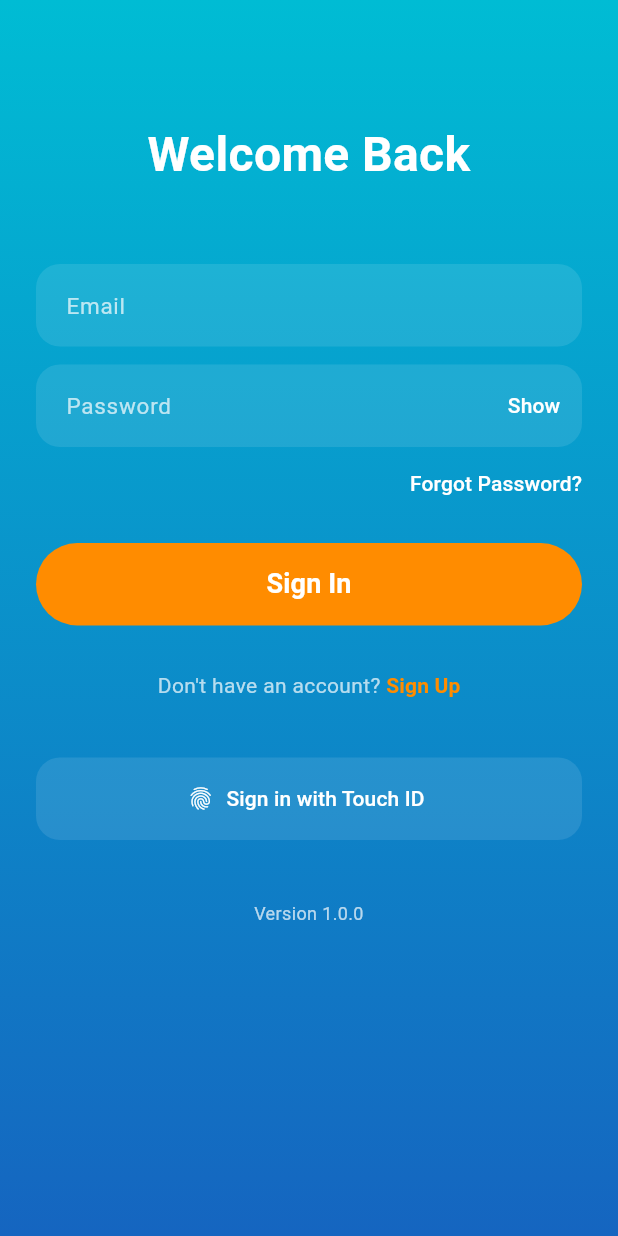
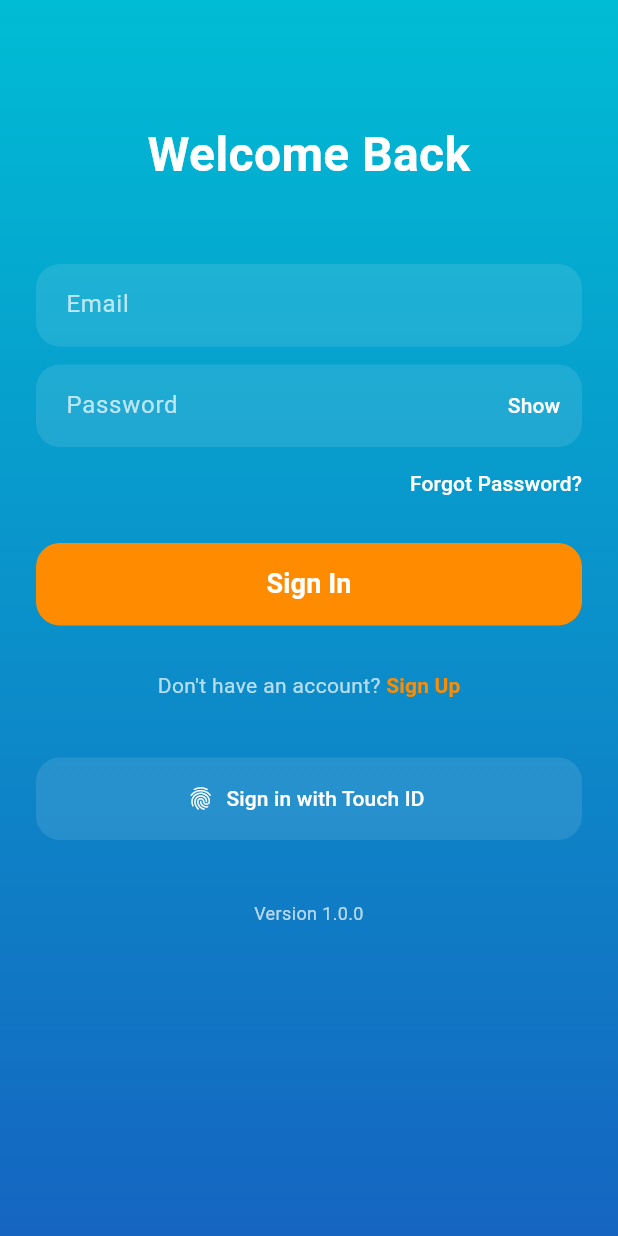
Before and after one commit to patabudlong/flutter_starter_mobile_app, a Flutter app: the screen it shows after launch, on a phone screen of 412 x 824 dp. Run offline on Flutter 3.47's test engine with Material 3 defaults, Android fonts, the phone set to English and light mode, and no system bars; our stand-ins replace flutter_dotenv.

Commit message:
fix(ui): revert to less rounded corners
- Change all borderRadius back to 16
- Keep consistent corner radius across all elements
- Maintain existing spacing and layout
- Keep the orange color update

```diff
--- a/lib/features/auth/presentation/screens/login_screen.dart
+++ b/lib/features/auth/presentation/screens/login_screen.dart
@@ -55,7 +55,7 @@ class _LoginScreenState extends State<LoginScreen> {
                       hintText: 'Email',
                       hintStyle: TextStyle(
                         color: Colors.white.withOpacity(0.7),
-                        fontSize: 15,
+                        fontSize: 16,
                       ),
                       border: InputBorder.none,
                       contentPadding: const EdgeInsets.symmetric(
@@ -80,7 +80,7 @@ class _LoginScreenState extends State<LoginScreen> {
                       hintText: 'Password',
                       hintStyle: TextStyle(
                         color: Colors.white.withOpacity(0.7),
-                        fontSize: 15,
+                        fontSize: 16,
                       ),
                       border: InputBorder.none,
                       contentPadding: const EdgeInsets.symmetric(
@@ -127,7 +127,7 @@ class _LoginScreenState extends State<LoginScreen> {
                       foregroundColor: Colors.white,
                       elevation: 0,
                       shape: RoundedRectangleBorder(
-                        borderRadius: BorderRadius.circular(30),
+                        borderRadius: BorderRadius.circular(16),
                       ),
                     ),
                     child: const Text(
```
